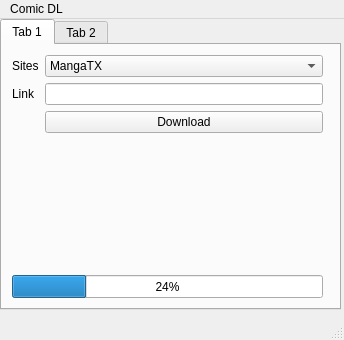
mjbn/comicDl, file comicdl.ui: the form before one commit.
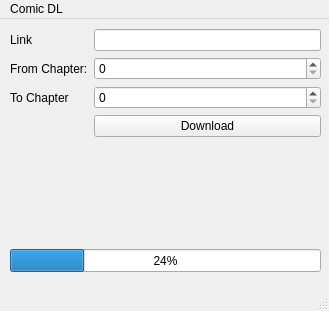
The form after the commit.

Commit message: ui change and chapter count

```diff
--- a/comicdl.ui
+++ b/comicdl.ui
@@ -6,30 +6,14 @@
    <rect>
     <x>0</x>
     <y>0</y>
-    <width>344</width>
-    <height>340</height>
+    <width>329</width>
+    <height>311</height>
    </rect>
   </property>
   <property name="windowTitle">
    <string>MainWindow</string>
   </property>
   <widget class="QWidget" name="centralwidget">
-   <widget class="QTabWidget" name="tabWidget">
-    <property name="geometry">
-     <rect>
-      <x>0</x>
-      <y>0</y>
-      <width>341</width>
-      <height>291</height>
-     </rect>
-    </property>
-    <property name="currentIndex">
-     <number>0</number>
-    </property>
-    <widget class="QWidget" name="tab">
-     <attribute name="title">
-      <string>Tab 1</string>
-     </attribute>
      <widget class="QWidget" name="formLayoutWidget">
       <property name="geometry">
        <rect>
@@ -41,38 +25,42 @@
       </property>
       <layout class="QFormLayout" name="formLayout">
        <item row="0" column="0">
-        <widget class="QLabel" name="label_2">
-         <property name="text">
-          <string>Sites</string>
-         </property>
-        </widget>
-       </item>
-       <item row="0" column="1">
-        <widget class="QComboBox" name="comboBox">
-         <item>
-          <property name="text">
-           <string>MangaTX</string>
-          </property>
-         </item>
-        </widget>
-       </item>
-       <item row="1" column="0">
         <widget class="QLabel" name="label">
          <property name="text">
           <string>Link</string>
          </property>
         </widget>
        </item>
-       <item row="1" column="1">
+     <item row="0" column="1">
         <widget class="QLineEdit" name="lineEdit"/>
        </item>
-       <item row="2" column="1">
+     <item row="1" column="0">
+      <widget class="QLabel" name="label_2">
+       <property name="text">
+        <string>From Chapter:</string>
+       </property>
+      </widget>
+     </item>
+     <item row="1" column="1">
+      <widget class="QSpinBox" name="fromch"/>
+     </item>
+     <item row="2" column="0">
+      <widget class="QLabel" name="label_3">
+       <property name="text">
+        <string>To Chapter</string>
+       </property>
+      </widget>
+     </item>
+     <item row="3" column="1">
         <widget class="QPushButton" name="pushButton">
          <property name="text">
           <string>Download</string>
          </property>
         </widget>
        </item>
+     <item row="2" column="1">
+      <widget class="QSpinBox" name="toch"/>
+     </item>
       </layout>
      </widget>
      <widget class="QProgressBar" name="progressBar">
@@ -89,19 +77,12 @@
       </property>
      </widget>
     </widget>
-    <widget class="QWidget" name="tab_2">
-     <attribute name="title">
-      <string>Tab 2</string>
-     </attribute>
-    </widget>
-   </widget>
-  </widget>
   <widget class="QMenuBar" name="menubar">
    <property name="geometry">
     <rect>
      <x>0</x>
      <y>0</y>
-     <width>344</width>
+     <width>329</width>
      <height>25</height>
     </rect>
    </property>
```
Left out of the diff: 51 changed lines with no effect on the pictures. Lines whose indentation alone changed are shown as unchanged. The commit also changes 4 other files.
